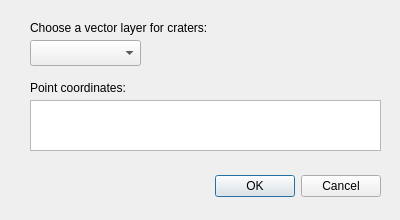
Qt form circleCraters/circle_craters_dialog_base.ui (sbraden/circle-craters) before a commit.
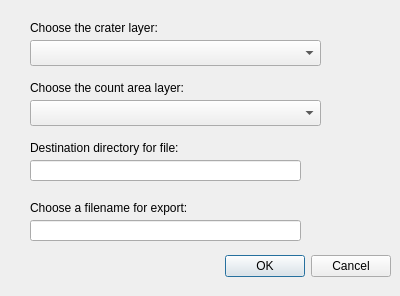
The same form after that commit.

```diff
--- a/circleCraters/circle_craters_dialog_base.ui
+++ b/circleCraters/circle_craters_dialog_base.ui
@@ -7,7 +7,7 @@
     <x>0</x>
     <y>0</y>
     <width>400</width>
-    <height>220</height>
+    <height>296</height>
    </rect>
   </property>
   <property name="windowTitle">
@@ -16,8 +16,8 @@
   <widget class="QDialogButtonBox" name="button_box">
    <property name="geometry">
     <rect>
-     <x>40</x>
-     <y>170</y>
+     <x>50</x>
+     <y>250</y>
      <width>341</width>
      <height>32</height>
     </rect>
@@ -34,21 +34,11 @@
     <rect>
      <x>30</x>
      <y>40</y>
-     <width>111</width>
+     <width>291</width>
      <height>26</height>
     </rect>
    </property>
   </widget>
-  <widget class="QTextBrowser" name="textBrowser">
-   <property name="geometry">
-    <rect>
-     <x>30</x>
-     <y>100</y>
-     <width>351</width>
-     <height>51</height>
-    </rect>
-   </property>
-  </widget>
   <widget class="QLabel" name="label_1">
    <property name="geometry">
     <rect>
@@ -59,20 +49,76 @@
     </rect>
    </property>
    <property name="text">
-    <string>Choose a vector layer for craters:</string>
+    <string>Choose the crater layer:</string>
    </property>
   </widget>
-  <widget class="QLabel" name="label">
+  <widget class="QComboBox" name="areaLayer">
+   <property name="geometry">
+    <rect>
+     <x>30</x>
+     <y>100</y>
+     <width>291</width>
+     <height>26</height>
+    </rect>
+   </property>
+  </widget>
+  <widget class="QLabel" name="label_2">
    <property name="geometry">
     <rect>
      <x>30</x>
      <y>80</y>
-     <width>161</width>
+     <width>201</width>
      <height>16</height>
     </rect>
    </property>
    <property name="text">
-    <string>Point coordinates:</string>
+    <string>Choose the count area layer:</string>
+   </property>
+  </widget>
+  <widget class="QLineEdit" name="editFilename">
+   <property name="geometry">
+    <rect>
+     <x>30</x>
+     <y>220</y>
+     <width>271</width>
+     <height>21</height>
+    </rect>
+   </property>
+  </widget>
+  <widget class="QLabel" name="label_5">
+   <property name="geometry">
+    <rect>
+     <x>30</x>
+     <y>200</y>
+     <width>191</width>
+     <height>16</height>
+    </rect>
+   </property>
+   <property name="text">
+    <string>Choose a filename for export:</string>
+   </property>
+  </widget>
+  <widget class="QLineEdit" name="editDirectory">
+   <property name="geometry">
+    <rect>
+     <x>30</x>
+     <y>160</y>
+     <width>271</width>
+     <height>21</height>
+    </rect>
+   </property>
+  </widget>
+  <widget class="QLabel" name="label_4">
+   <property name="geometry">
+    <rect>
+     <x>30</x>
+     <y>140</y>
+     <width>201</width>
+     <height>16</height>
+    </rect>
+   </property>
+   <property name="text">
+    <string>Destination directory for file:</string>
    </property>
   </widget>
  </widget>
```
Left out of the diff: 2 changed lines with no effect on the pictures.
